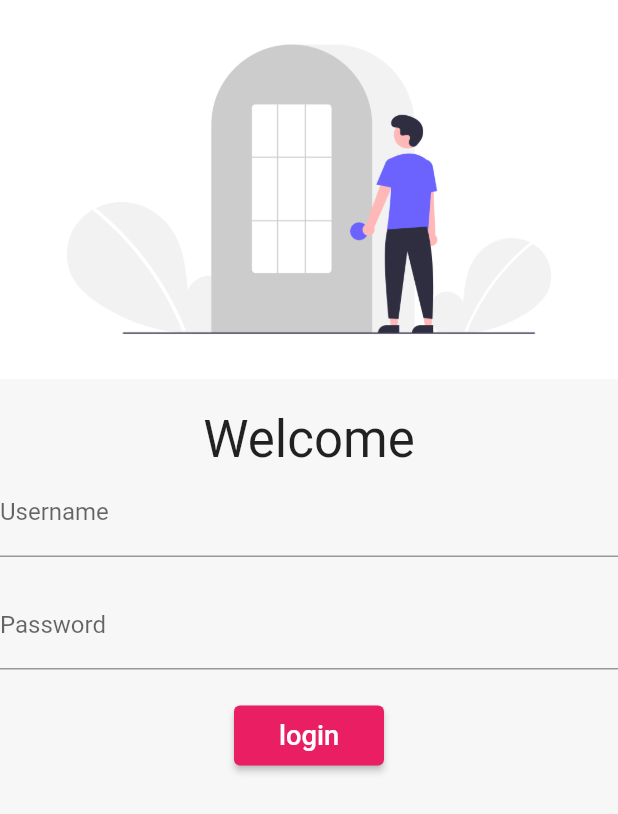
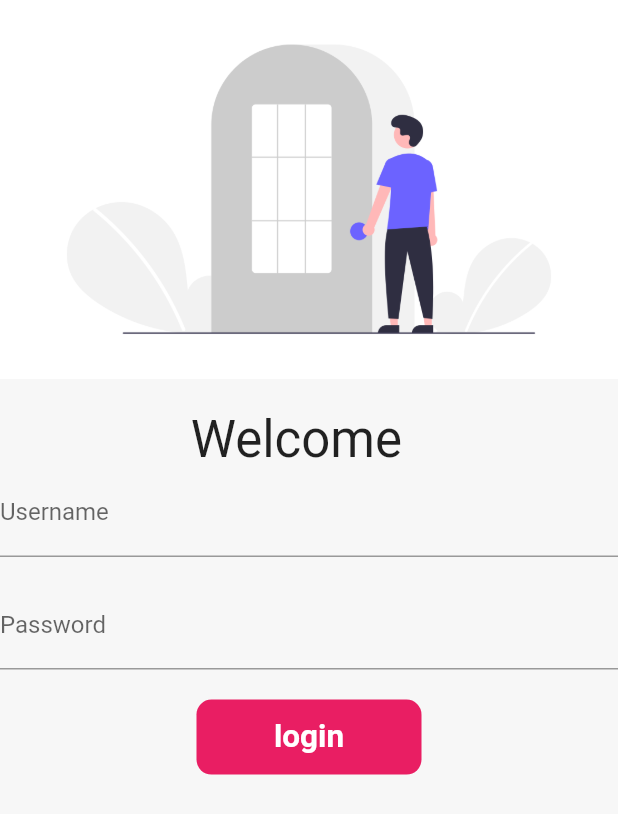
Before and after one commit to kshitij-tech77/understandingfluf, a Flutter app: the screen it shows after launch, on a phone screen of 412 x 824 dp. Shown: the top 814 px of the screen. Run offline on Flutter 3.47's test engine with Material 2 defaults, Android fonts, the phone set to English and light mode, and no system bars.

Commit message:
fluf-6 complted

```diff
--- a/testapp/lib/Pages/login_page.dart
+++ b/testapp/lib/Pages/login_page.dart
@@ -1,9 +1,16 @@
 import 'package:flutter/material.dart';
+import 'package:testapp/utilis/routes.dart';
 
-import '../utilis/routes.dart';
+class LoginPage extends StatefulWidget {
+  const LoginPage({super.key});
 
-class LoginPage extends StatelessWidget {
-  const LoginPage({super.key});
+  @override
+  State<LoginPage> createState() => _LoginPageState();
+}
+
+class _LoginPageState extends State<LoginPage> {
+  String name = ""; //review
+  bool changeButoom = false; //review
 
   @override
   Widget build(BuildContext context) {
@@ -20,16 +27,19 @@ class LoginPage extends StatelessWidget {
               height: 20,
               //child: Text("welcome kshitij"),
             ),
-            const Text("Welcome",
-                style: TextStyle(
+            Text("Welcome $name ",
+                style: const TextStyle(
                   fontSize: 34,
                 )),
             Column(
               children: [
                 TextFormField(
-                  decoration: const InputDecoration(
-                      hintText: "Enter User name", labelText: "Username"),
-                ),
+                    decoration: const InputDecoration(
+                        hintText: "Enter User name", labelText: "Username"),
+                    onChanged: (value) {
+                      name = value;
+                      setState(() {});
+                    }),
                 const Padding(
                     padding:
                         EdgeInsets.symmetric(vertical: 8.0, horizontal: 10)),
@@ -41,16 +51,51 @@ class LoginPage extends StatelessWidget {
               ],
             ),
             const Padding(padding: EdgeInsets.symmetric(vertical: 10)),
-            ElevatedButton(
-              onPressed: () {
+
+            InkWell(
+              onTap: () async {
+                setState(() {
+                  //review
+                  changeButoom = true; //review
+                });
+                await Future.delayed(const Duration(
+                    seconds:
+                        4)); //wait for this 8 second and take me to next page
                 Navigator.pushNamed(context, MyRoutes.homeRoute);
               },
-              style: TextButton.styleFrom(minimumSize: const Size(100, 40)),
-              child: const Text(
-                "login",
-                textScaleFactor: 1.30,
-              ),
-            ),
+              child: AnimatedContainer(
+                  duration: const Duration(
+                      seconds:
+                          5), //Basically this is saying take one second and do some animations
+                  height: 50,
+                  width: changeButoom ? 50 : 150,
+                  //color: Colors.pink,
+                  alignment: Alignment.center,
+                  decoration: BoxDecoration(
+                    // shape: changeButoom ? BoxShape.circle : BoxShape.rectangle,
+                    borderRadius:
+                        BorderRadius.circular(changeButoom ? 50 : 10), //review
+                    color: Colors.pink,
+                  ),
+                  child: changeButoom
+                      ? const Icon(Icons.done, color: Colors.white) //review
+                      : const Text(
+                          "login",
+                          textScaleFactor: 1.50,
+                          style: TextStyle(
+                              color: Colors.white, fontWeight: FontWeight.bold),
+                        )),
+            )
+            // ElevatedButton(
+            //  onPressed: () {
+            //   Navigator.pushNamed(context, MyRoutes.homeRoute);
+            // },
+            // style: TextButton.styleFrom(minimumSize: const Size(100, 40)),
+            // child: const Text(
+            //   "login",
+            //textScaleFactor: 1.30,
+            // ),
+            // ),
           ],
         ),
       ),
```
